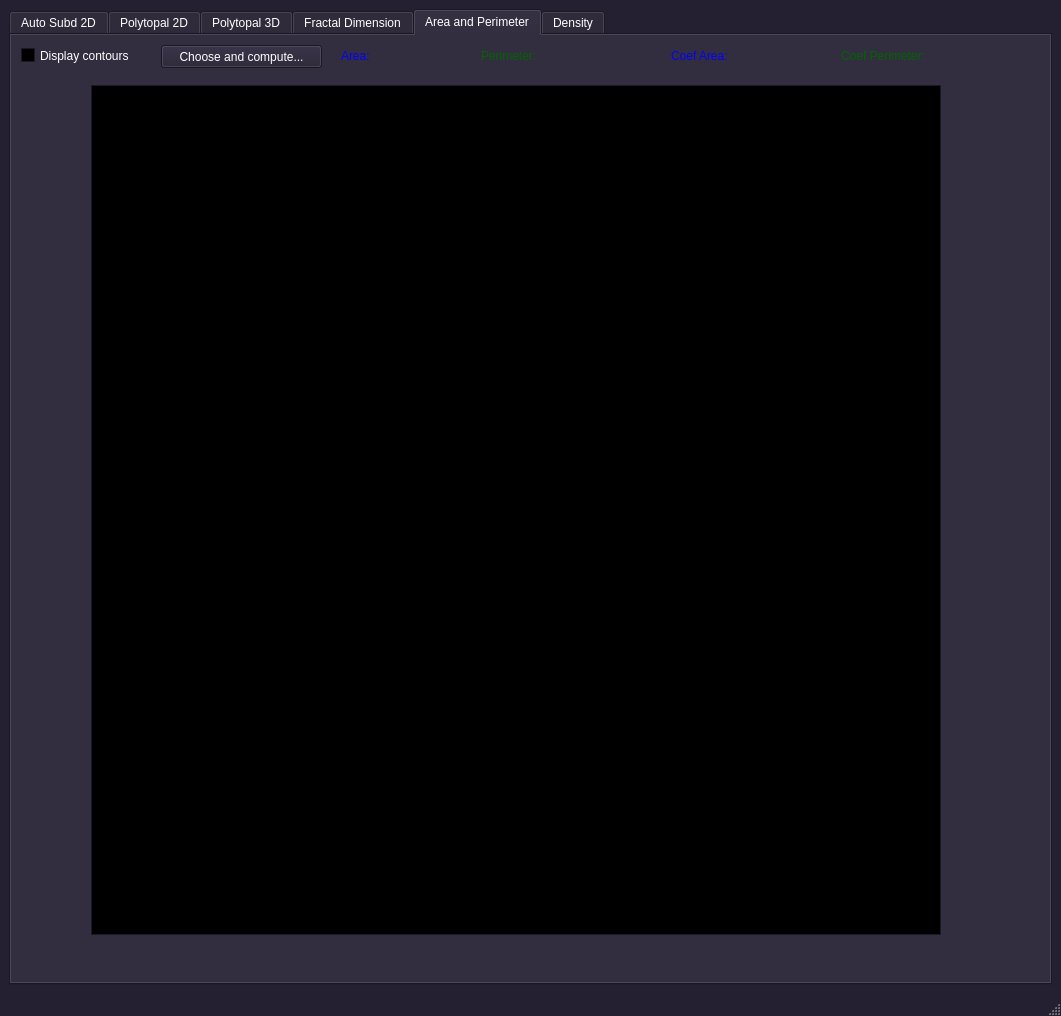
Before: the Qt Designer form src/gui/mainwindow.ui in borisbordeaux/Auto_Frac, drawn with Qt 5.
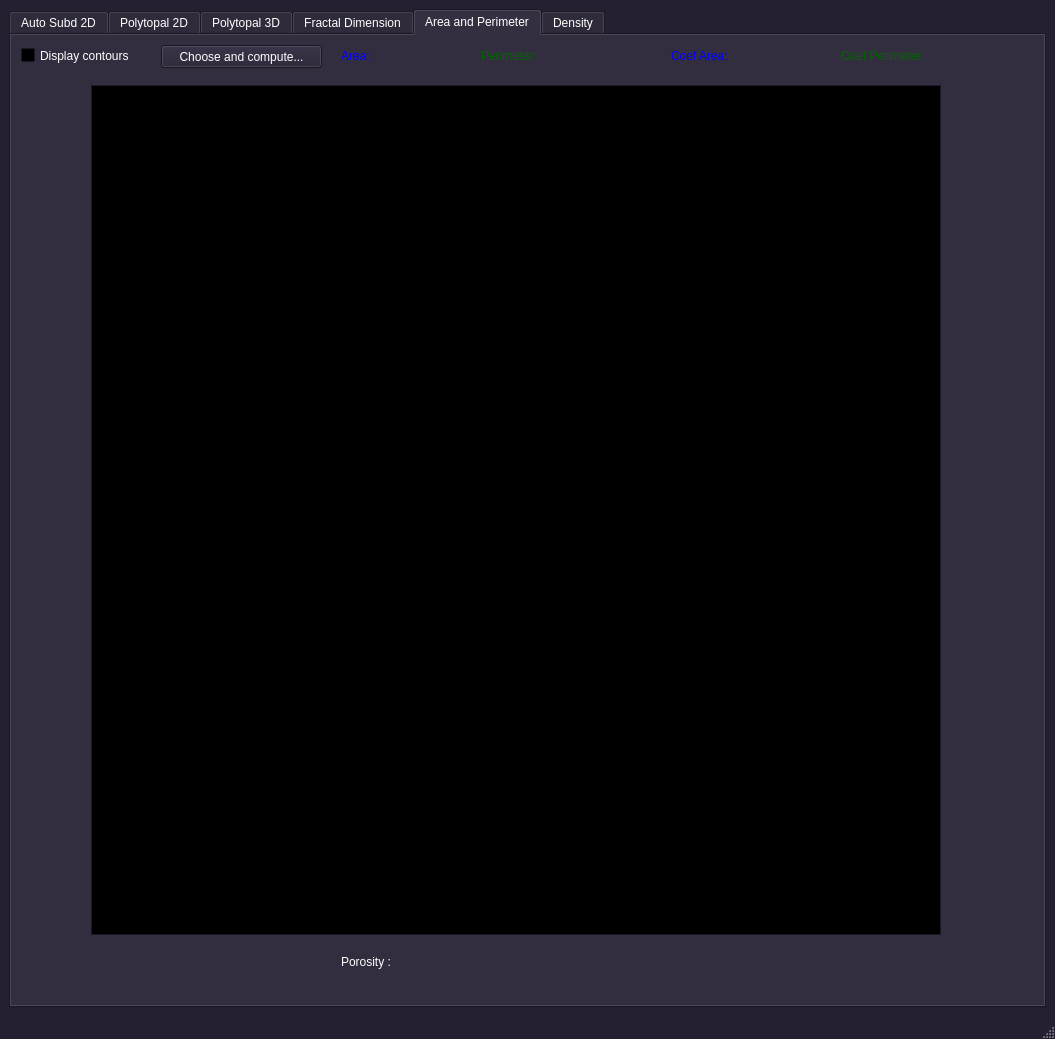
After: the same form once the commit is applied. The open tabs and pages were chosen to show the change.

Commit message: Added porosity computation

```diff
--- a/src/gui/mainwindow.ui
+++ b/src/gui/mainwindow.ui
@@ -6,8 +6,8 @@
    <rect>
     <x>0</x>
     <y>0</y>
-    <width>1061</width>
-    <height>1016</height>
+    <width>1055</width>
+    <height>1039</height>
    </rect>
   </property>
   <property name="palette">
@@ -1769,6 +1769,32 @@
          <string/>
         </property>
        </widget>
+       <widget class="QLabel" name="label_20">
+        <property name="geometry">
+         <rect>
+          <x>330</x>
+          <y>917</y>
+          <width>61</width>
+          <height>20</height>
+         </rect>
+        </property>
+        <property name="text">
+         <string>Porosity :</string>
+        </property>
+       </widget>
+       <widget class="QLabel" name="label_porosity">
+        <property name="geometry">
+         <rect>
+          <x>389</x>
+          <y>912</y>
+          <width>111</width>
+          <height>30</height>
+         </rect>
+        </property>
+        <property name="text">
+         <string/>
+        </property>
+       </widget>
       </widget>
       <widget class="QWidget" name="tab_6">
        <attribute name="title">
```
Left out of the diff: 4 changed lines with no effect on the pictures. The commit also changes 28 other files.
